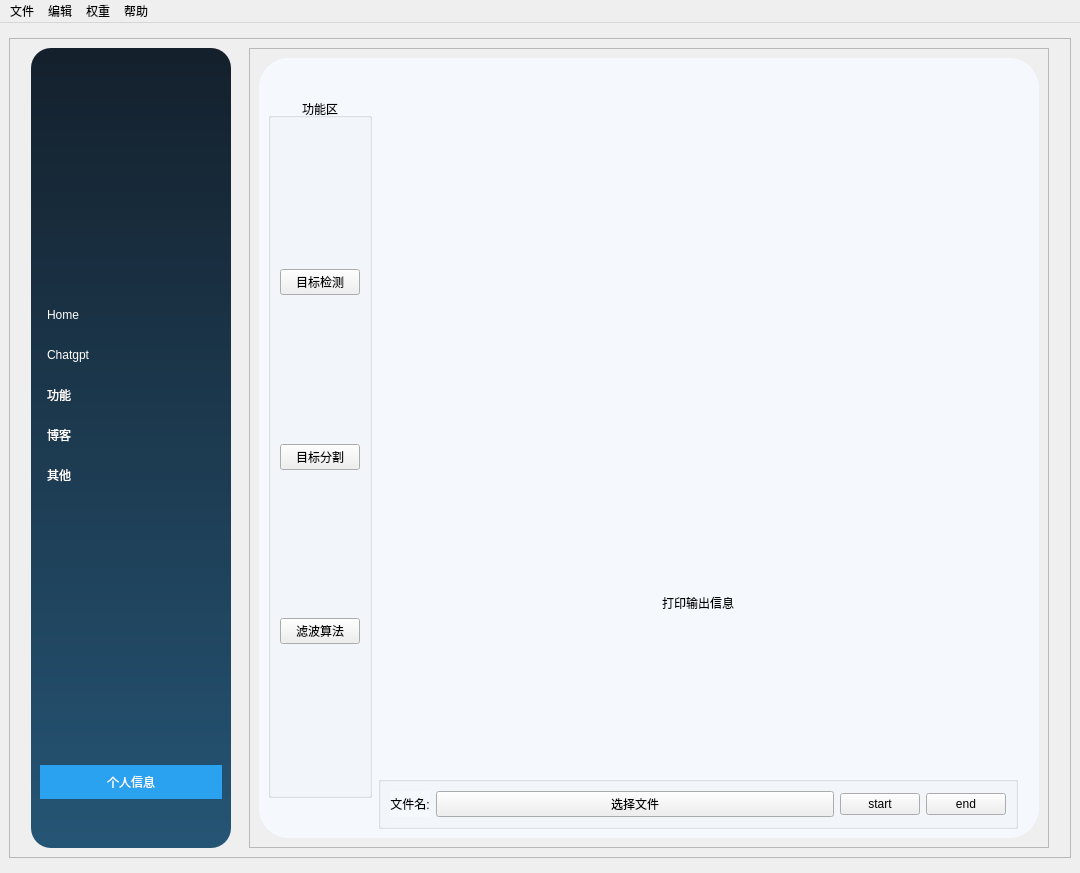
Above: window/MateWin.ui from bigorange18/Meta before the change. Below: the same form after it.
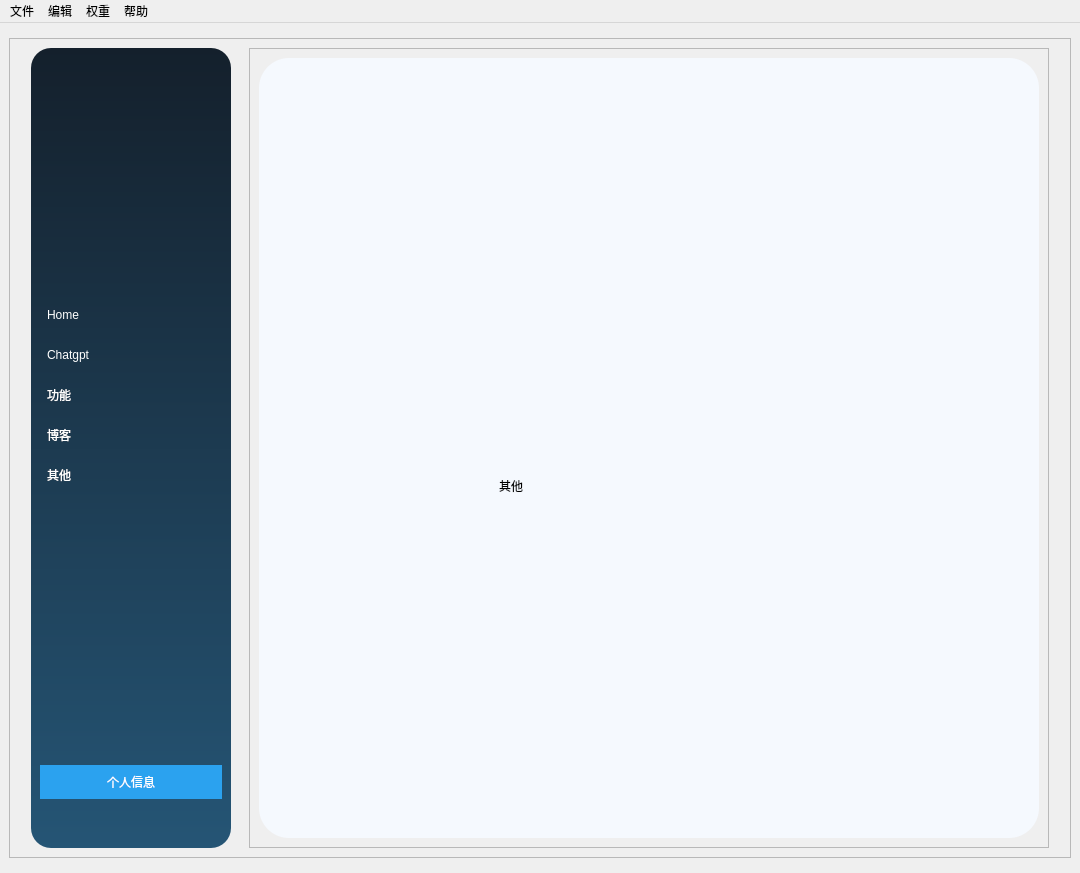
That is the form after the change. Icons and pictures are not drawn.

The edit to the form file:
```diff
--- a/window/MateWin.ui
+++ b/window/MateWin.ui
@@ -114,7 +114,7 @@
 }</string>
             </property>
             <property name="currentIndex">
-             <number>0</number>
+             <number>4</number>
             </property>
             <widget class="QWidget" name="page">
              <property name="styleSheet">
@@ -369,6 +369,36 @@
               </property>
              </widget>
             </widget>
+            <widget class="QWidget" name="page_4">
+             <widget class="QLabel" name="label_5">
+              <property name="geometry">
+               <rect>
+                <x>540</x>
+                <y>380</y>
+                <width>53</width>
+                <height>15</height>
+               </rect>
+              </property>
+              <property name="text">
+               <string>博客</string>
+              </property>
+             </widget>
+            </widget>
+            <widget class="QWidget" name="page_5">
+             <widget class="QLabel" name="label_6">
+              <property name="geometry">
+               <rect>
+                <x>240</x>
+                <y>420</y>
+                <width>53</width>
+                <height>15</height>
+               </rect>
+              </property>
+              <property name="text">
+               <string>其他</string>
+              </property>
+             </widget>
+            </widget>
            </widget>
           </item>
          </layout>
```
Left out of the diff: 2 changed lines with no effect on the pictures.
